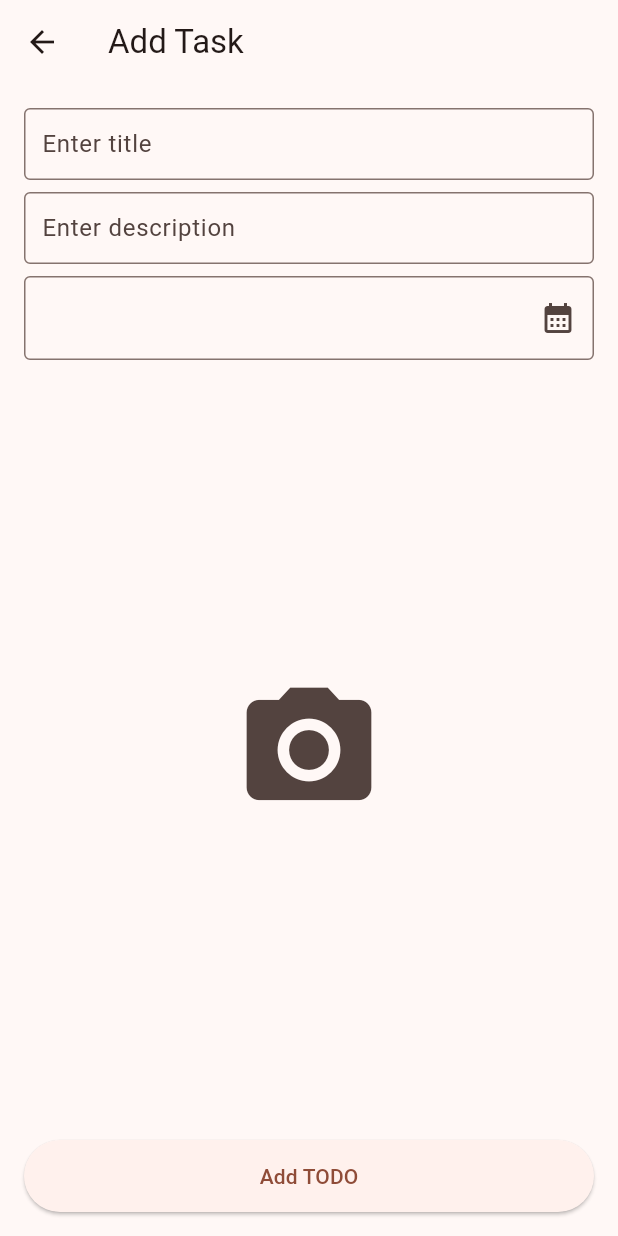
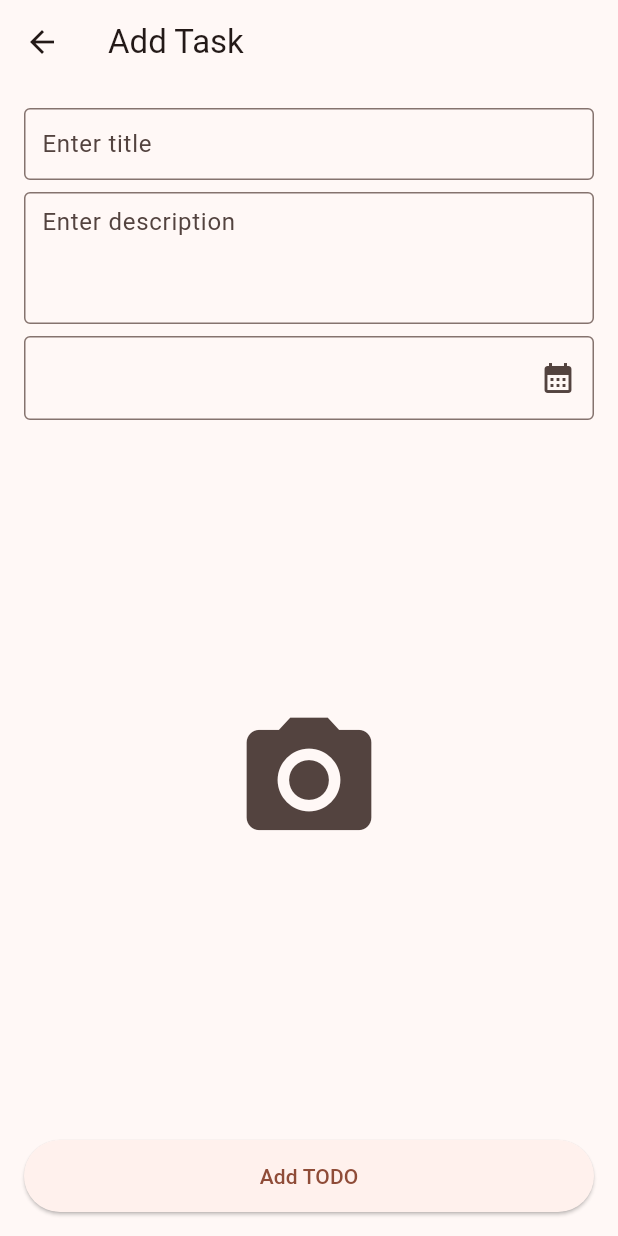
Before and after one commit to BreakZero/TODO-LIST-Flutter, a Flutter app: the AddTaskScreen screen opened directly, on a phone screen of 412 x 824 dp. Run offline on Flutter 3.47's test engine with Material 3 defaults, Android fonts, the phone set to English and light mode, and no system bars; our stand-ins replace flutter_svg, image_picker, sqflite; accounts and stored records are empty.

Commit message:
UI: adjustment

```diff
--- a/lib/feature/home/home.dart
+++ b/lib/feature/home/home.dart
@@ -106,7 +106,7 @@ class _TaskItemView extends StatelessWidget {
                 ),
                 Align(
                   alignment: Alignment.centerLeft,
-                  child: Text(task.description),
+                  child: Text(task.description, maxLines: 3, overflow: TextOverflow.ellipsis,),
                 ),
                 Align(
                   alignment: Alignment.centerLeft,
--- a/lib/feature/task_add/task_add.dart
+++ b/lib/feature/task_add/task_add.dart
@@ -63,13 +63,13 @@ class _AddTaskState extends State<AddTaskScreen> {
       );
     }
     return Scaffold(
-
       appBar: AppBar(
         title: Text(context.l10n.add_task_title),
         centerTitle: false,
       ),
       body: SafeArea(
-        child: Padding(padding: EdgeInsets.all(16.0),
+        child: Padding(
+          padding: EdgeInsets.all(16.0),
           child: Column(
             children: [
               TextField(
@@ -84,6 +84,8 @@ class _AddTaskState extends State<AddTaskScreen> {
               ),
               TextField(
                 controller: descController,
+                minLines: 3,
+                maxLines: null,
                 decoration: InputDecoration(
                     hintText: context.l10n.hint_task_description,
                     border: OutlineInputBorder(),
@@ -94,6 +96,7 @@ class _AddTaskState extends State<AddTaskScreen> {
               ),
               TextField(
                 controller: deadlineController,
+                readOnly: true,
                 decoration: InputDecoration(
                     enabled: true,
                     suffixIcon: IconButton(
@@ -104,7 +107,6 @@ class _AddTaskState extends State<AddTaskScreen> {
                               firstDate: DateTime.now(),
                               lastDate: DateTime.utc(2033));
                           if (pickedDate != null) {
-
                             String date = DateFormat.yMd().format(pickedDate);
                             setState(() {
                               deadlineController.text = date;
@@ -140,7 +142,8 @@ class _AddTaskState extends State<AddTaskScreen> {
                   child: Text(context.l10n.button_add_task))
             ],
           ),
-      ),),
+        ),
+      ),
     );
   }
 
```
Lines whose indentation alone changed are shown as unchanged.
